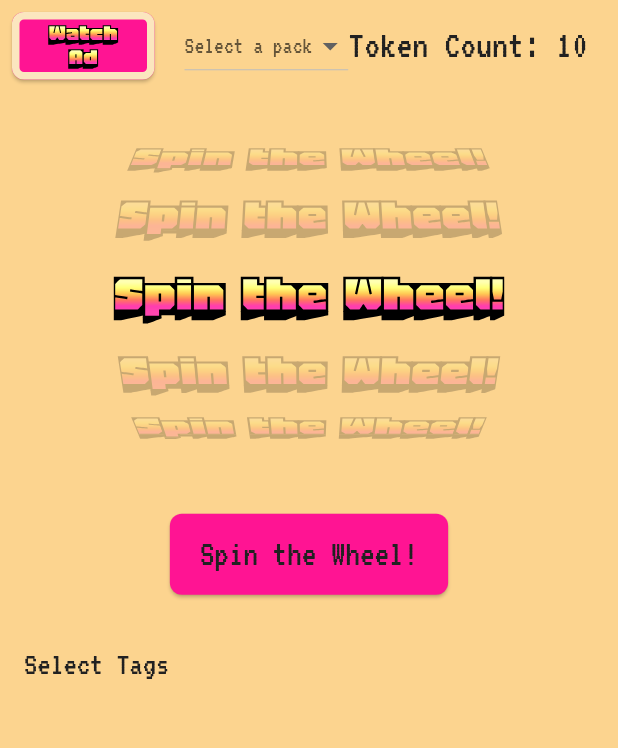
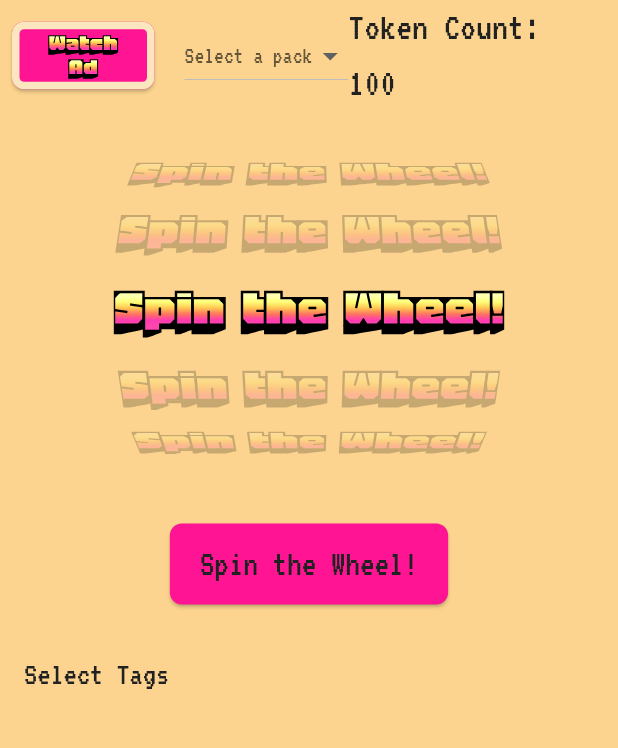
Before and after one commit to Goon-Bug/date-ideas-app-stripped, a Flutter app: the screen it shows after launch, on a phone screen of 412 x 824 dp, the part 84-832 px from its top. Run offline on Flutter 3.47's test engine with Material 3 defaults, Android fonts, the phone set to English and light mode, and no system bars; our stand-ins replace bloc, dropdown_button2, equatable, flutter_bloc, flutter_markdown, flutter_secure_storage and 5 more; missing offline and left inert: dart_jsonwebtoken; accounts and stored records are empty.

Commit message:
Update default token count in storage initialization from 10 to 100

```diff
--- a/frontend/flutter/my_app/lib/helper_functions.dart
+++ b/frontend/flutter/my_app/lib/helper_functions.dart
@@ -120,7 +120,7 @@ Future<void> addDefaultsToStorage() async {
   log('All storage data: $allStorageData');
   if (allStorageData.isEmpty) {
     log('Storage is empty, adding defaults');
-    await storage.write(key: 'tokenCount', value: '10');
+    await storage.write(key: 'tokenCount', value: '100');
     await storage.write(
         key: 'iconImage', value: 'assets/profile_icons/icon_0.png');
   } else {
```
